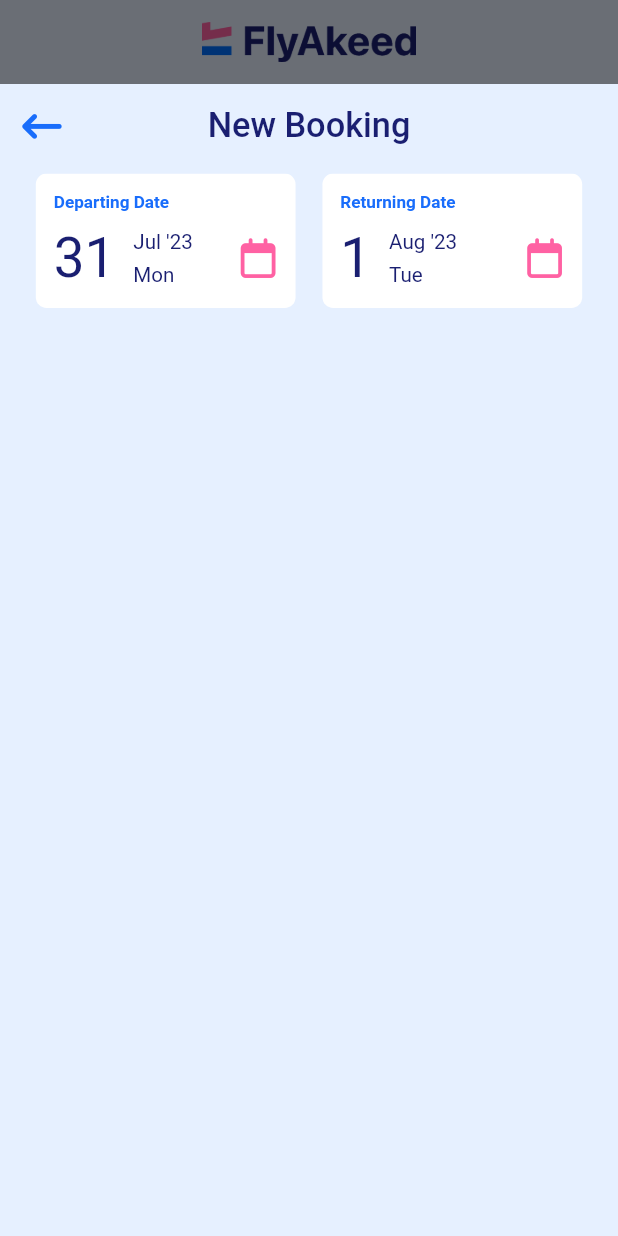
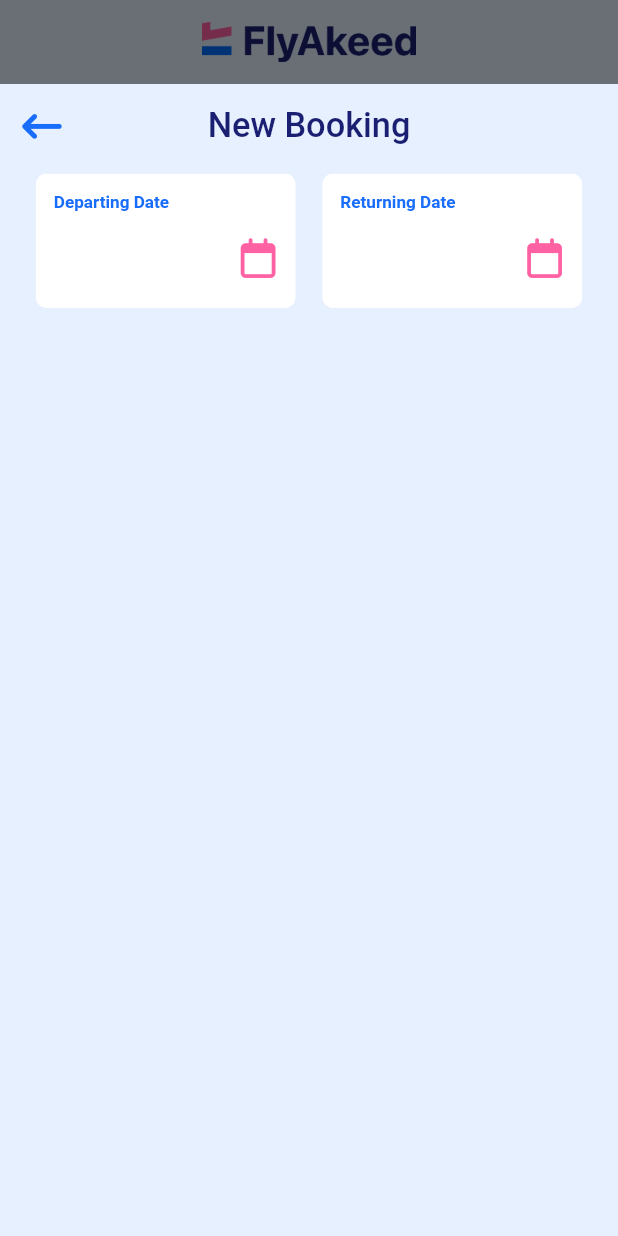
Before and after one commit to kamal606/flights, a Flutter app: the screen it shows after launch, item 2 of the bottom bar chosen, on a phone screen of 412 x 824 dp. Run offline on Flutter 3.47's test engine with Material 2 defaults, Android fonts, the phone set to English and light mode, and no system bars; our stand-ins replace equatable, flutter_bloc, flutter_screenutil, font_awesome_flutter.

Commit message:
refactor calendar date and not finish some problem

```diff
--- a/lib/core/functions/model_bottom_sheet.dart
+++ b/lib/core/functions/model_bottom_sheet.dart
@@ -1,10 +1,12 @@
-import 'package:flights/core/functions/start_end_date.dart';
+import 'package:flights/core/functions/flight_date.dart';
 import 'package:flights/core/widgets/custom_appbar.dart';
 import 'package:flights/core/widgets/custom_calendar.dart';
 import 'package:flights/features/book_flights/presentation/bloc/flight_date_bloc/flight_date_bloc.dart';
+import 'package:flights/features/book_flights/presentation/bloc/flight_date_bloc/flight_date_state.dart';
 import 'package:flutter/material.dart';
 import 'package:flutter_bloc/flutter_bloc.dart';
 import 'package:flutter_screenutil/flutter_screenutil.dart';
+import 'package:intl/intl.dart';
 
 abstract class OpenBottomSheet {
   static void newBooking(BuildContext context) {
@@ -12,6 +14,31 @@ abstract class OpenBottomSheet {
       isScrollControlled: true,
       context: context,
       builder: (BuildContext context) {
+        return BlocBuilder<FlightDateBloc, FlightDateState>(
+          builder: (context, state) {
+            final DateFormat month = DateFormat('MMM yy');
+            final DateFormat dayNumber = DateFormat('d');
+            final DateFormat dayText = DateFormat('EEE');
+
+            String startmonth = state.dateTimeStart != null
+                ? month.format(state.dateTimeStart!)
+                : '';
+            String returnmonth = state.dateTimeReturn != null
+                ? month.format(state.dateTimeReturn!)
+                : '';
+            String startdayNumber = state.dateTimeStart != null
+                ? dayNumber.format(state.dateTimeStart!)
+                : '';
+            String returndayNumber = state.dateTimeReturn != null
+                ? dayNumber.format(state.dateTimeReturn!)
+                : '';
+            String startDayText = state.dateTimeStart != null
+                ? dayText.format(state.dateTimeStart!)
+                : '';
+            String returnDayText = state.dateTimeReturn != null
+                ? dayText.format(state.dateTimeReturn!)
+                : '';
+
             final deviceHeight = MediaQuery.of(context).size.height;
 
             return SizedBox(
@@ -30,25 +57,30 @@ abstract class OpenBottomSheet {
                       Row(
                         mainAxisAlignment: MainAxisAlignment.spaceBetween,
                         children: [
-                      const Expanded(
+                          Expanded(
                             child: CustomBoxCalendar(
+                              onTap: () => FlightDate.selectStartDate(context),
                               title: "Departing Date",
-                        dayNumber: "31",
-                        dayText: "Mon",
-                        month: "Jul '23",
-                      )),
+                              dayNumber: startdayNumber,
+                              dayText: startDayText,
+                              month: startmonth,
+                            ),
+                          ),
                           SizedBox(
                             width: 15.h,
                           ),
-                      const Expanded(
+                          Expanded(
                             child: CustomBoxCalendar(
+                              onTap: () => FlightDate.selectReturnDate(
+                                  context, state.dateTimeStart),
                               title: "Returning Date",
-                        dayNumber: "1",
-                        dayText: "Tue",
-                        month: "Aug '23",
-                      )),
+                              dayNumber: returndayNumber,
+                              dayText: returnDayText,
+                              month: returnmonth,
+                            ),
+                          ),
                         ],
-                  )
+                      ),
                     ],
                   ),
                 ),
@@ -56,40 +88,7 @@ abstract class OpenBottomSheet {
             );
           },
         );
-  }
-}
-
-class MyFlightBookingScreen extends StatelessWidget {
-  const MyFlightBookingScreen({super.key});
-
-  @override
-  Widget build(BuildContext context) {
-    final state = context.watch<FlightDateBloc>().state;
-
-    String startDateSubtitle =
-        state.dateTimeStart?.toString() ?? 'Select a date';
-    String returnDateSubtitle =
-        state.dateTimeReturn?.toString() ?? 'Select a date';
-
-    return Scaffold(
-      appBar: AppBar(
-        title: const Text('Flight Booking'),
-      ),
-      body: Column(
-        children: [
-          ListTile(
-            title: const Text('Start Date'),
-            subtitle: Text(startDateSubtitle),
-            onTap: () => FlightDate.selectStartDate(context),
-          ),
-          ListTile(
-            title: const Text('Return Date'),
-            subtitle: Text(returnDateSubtitle),
-            onTap: () =>
-                FlightDate.selectReturnDate(context, state.dateTimeStart),
-          ),
-        ],
-      ),
+      },
     );
   }
 }
--- a/lib/core/widgets/custom_calendar.dart
+++ b/lib/core/widgets/custom_calendar.dart
@@ -10,14 +10,18 @@ class CustomBoxCalendar extends StatelessWidget {
       required this.title,
       required this.dayNumber,
       required this.month,
-      required this.dayText});
+      required this.dayText,
+      this.onTap});
   final String title;
   final String dayNumber;
   final String dayText;
   final String month;
+  final void Function()? onTap;
   @override
   Widget build(BuildContext context) {
-    return Container(
+    return InkWell(
+      onTap: onTap,
+      child: Container(
         decoration: BoxDecoration(
             color: AppColor.white, borderRadius: BorderRadius.circular(6.h)),
         padding: EdgeInsets.all(10.h),
@@ -35,9 +39,12 @@ class CustomBoxCalendar extends StatelessWidget {
             ),
             Row(
               children: [
+                Row(
+                  children: [
                     Text(
                       dayNumber,
-                style: AppFonts.font32().copyWith(color: AppColor.darkBlue),
+                      style:
+                          AppFonts.font32().copyWith(color: AppColor.darkBlue),
                     ),
                     SizedBox(
                       width: 10.h,
@@ -47,14 +54,18 @@ class CustomBoxCalendar extends StatelessWidget {
                       children: [
                         Text(
                           month,
-                    style: AppFonts.font12().copyWith(color: AppColor.darkBlue),
+                          style: AppFonts.font12()
+                              .copyWith(color: AppColor.darkBlue),
                         ),
                         SizedBox(
                           height: 5.h,
                         ),
                         Text(
                           dayText,
-                    style: AppFonts.font12().copyWith(color: AppColor.darkBlue),
+                          style: AppFonts.font12()
+                              .copyWith(color: AppColor.darkBlue),
+                        ),
+                      ],
                     ),
                   ],
                 ),
@@ -65,8 +76,9 @@ class CustomBoxCalendar extends StatelessWidget {
                   color: AppColor.lightPink,
                 ),
               ],
-          )
+            ),
           ],
+        ),
       ),
     );
   }
--- a/lib/features/book_flights/presentation/widgets/home/home_body.dart
+++ b/lib/features/book_flights/presentation/widgets/home/home_body.dart
@@ -1,4 +1,3 @@
-import 'package:flights/core/functions/model_bottom_sheet.dart';
 import 'package:flights/features/book_flights/presentation/widgets/home/background.dart';
 import 'package:flights/features/book_flights/presentation/widgets/home/title_with_button.dart';
 import 'package:flutter/material.dart';
@@ -12,7 +11,7 @@ class HomeViewBody extends StatelessWidget {
       children: [
         BackgroundHome(),
         TitleWithButton(),
-        MyFlightBookingScreen(),
+
         // MyFlightBookingScreen(),
       ],
     );
--- a/pubspec.yaml
+++ b/pubspec.yaml
@@ -35,6 +35,7 @@ dependencies:
   flutter_bloc: ^8.1.3
   flutter_screenutil: ^5.8.4
   font_awesome_flutter: ^10.5.0
+  intl: ^0.18.1
 
 dev_dependencies:
   flutter_lints: ^2.0.0
```
Also changed, not shown: lib/core/functions/flight_date.dart (renamed from lib/core/functions/start_end_date.dart, +8 -1 lines), pubspec.lock. Lines whose indentation alone changed are shown as unchanged.
